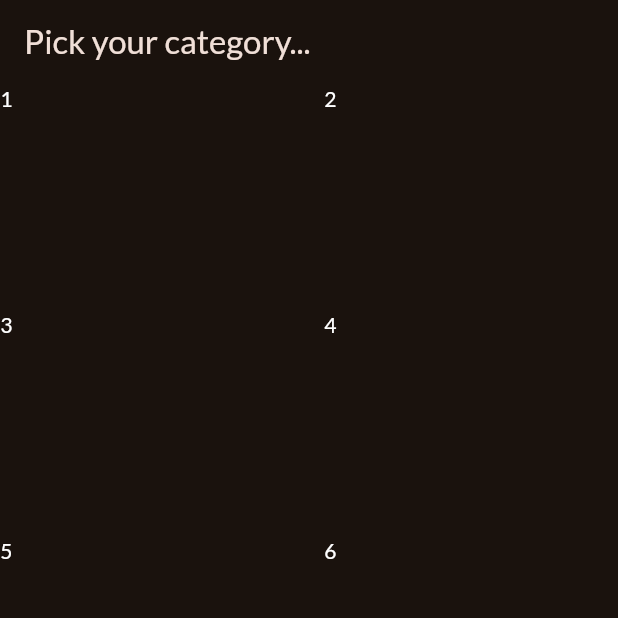
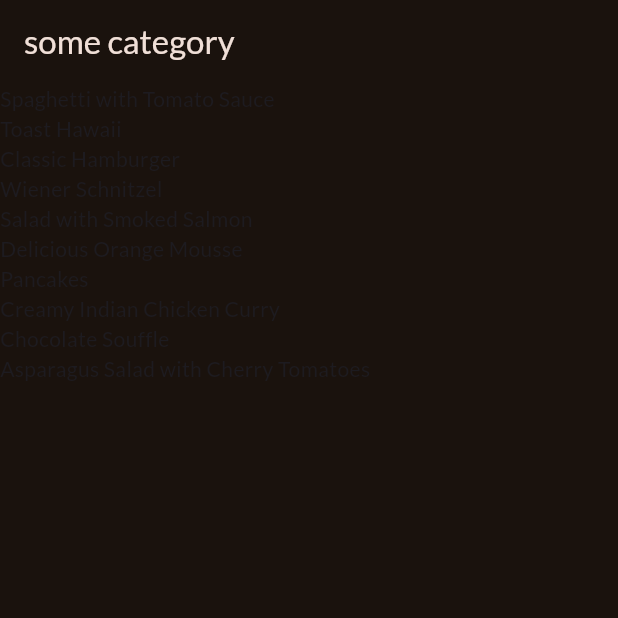
Before and after one commit to RizwanSiddiqui021/Flutter_and_Dart_Udemy, a Flutter app: the screen it shows after launch, on a phone screen of 412 x 824 dp, the top half of it. Run offline on Flutter 3.47's test engine with Material 3 defaults, Android fonts, the phone set to English and light mode, and no system bars; our stand-ins replace google_fonts.

Commit message:
worked on meals app

```diff
--- /dev/null
+++ b/meals_app/lib/data/dummy_data.dart
@@ -0,0 +1,345 @@
+import 'package:flutter/material.dart';
+
+import 'package:meals_app/models/category.dart';
+import 'package:meals_app/models/meal.dart';
+
+const availableCategories = [
+  Category(id: 'c1', title: 'Italian', color: Colors.purple),
+  Category(id: 'c2', title: 'Quick & Easy', color: Colors.red),
+  Category(id: 'c3', title: 'Hamburgers', color: Colors.orange),
+  Category(id: 'c4', title: 'German', color: Colors.amber),
+  Category(id: 'c5', title: 'Light & Lovely', color: Colors.blue),
+  Category(id: 'c6', title: 'Exotic', color: Colors.green),
+  Category(id: 'c7', title: 'Breakfast', color: Colors.lightBlue),
+  Category(id: 'c8', title: 'Asian', color: Colors.lightGreen),
+  Category(id: 'c9', title: 'French', color: Colors.pink),
+  Category(id: 'c10', title: 'Summer', color: Colors.teal),
+];
+
+const dummyMeals = [
+  Meal(
+    id: 'm1',
+    categories: ['c1', 'c2'],
+    title: 'Spaghetti with Tomato Sauce',
+    affordability: Affordability.affordable,
+    complexity: Complexity.simple,
+    imageUrl:
+        'https://upload.wikimedia.org/wikipedia/commons/thumb/2/20/Spaghetti_Bolognese_mit_Parmesan_oder_Grana_Padano.jpg/800px-Spaghetti_Bolognese_mit_Parmesan_oder_Grana_Padano.jpg',
+    duration: 20,
+    ingredients: [
+      '4 Tomatoes',
+      '1 Tablespoon of Olive Oil',
+      '1 Onion',
+      '250g Spaghetti',
+      'Spices',
+      'Cheese (optional)',
+    ],
+    steps: [
+      'Cut the tomatoes and the onion into small pieces.',
+      'Boil some water - add salt to it once it boils.',
+      'Put the spaghetti into the boiling water - they should be done in about 10 to 12 minutes.',
+      'In the meantime, heaten up some olive oil and add the cut onion.',
+      'After 2 minutes, add the tomato pieces, salt, pepper and your other spices.',
+      'The sauce will be done once the spaghetti are.',
+      'Feel free to add some cheese on top of the finished dish.',
+    ],
+    isGlutenFree: false,
+    isVegan: true,
+    isVegetarian: true,
+    isLactoseFree: true,
+  ),
+  Meal(
+    id: 'm2',
+    categories: ['c2'],
+    title: 'Toast Hawaii',
+    affordability: Affordability.affordable,
+    complexity: Complexity.simple,
+    imageUrl:
+        'https://cdn.pixabay.com/photo/2018/07/11/21/51/toast-3532016_1280.jpg',
+    duration: 10,
+    ingredients: [
+      '1 Slice White Bread',
+      '1 Slice Ham',
+      '1 Slice Pineapple',
+      '1-2 Slices of Cheese',
+      'Butter',
+    ],
+    steps: [
+      'Butter one side of the white bread',
+      'Layer ham, the pineapple and cheese on the white bread',
+      'Bake the toast for round about 10 minutes in the oven at 200°C',
+    ],
+    isGlutenFree: false,
+    isVegan: false,
+    isVegetarian: false,
+    isLactoseFree: false,
+  ),
+  Meal(
+    id: 'm3',
+    categories: ['c2', 'c3'],
+    title: 'Classic Hamburger',
+    affordability: Affordability.pricey,
+    complexity: Complexity.simple,
+    imageUrl:
+        'https://cdn.pixabay.com/photo/2014/10/23/18/05/burger-500054_1280.jpg',
+    duration: 45,
+    ingredients: [
+      '300g Cattle Hack',
+      '1 Tomato',
+      '1 Cucumber',
+      '1 Onion',
+      'Ketchup',
+      '2 Burger Buns',
+    ],
+    steps: [
+      'Form 2 patties',
+      'Fry the patties for c. 4 minutes on each side',
+      'Quickly fry the buns for c. 1 minute on each side',
+      'Bruch buns with ketchup',
+      'Serve burger with tomato, cucumber and onion',
+    ],
+    isGlutenFree: false,
+    isVegan: false,
+    isVegetarian: false,
+    isLactoseFree: true,
+  ),
+  Meal(
+    id: 'm4',
+    categories: ['c4'],
+    title: 'Wiener Schnitzel',
+    affordability: Affordability.luxurious,
+    complexity: Complexity.challenging,
+    imageUrl:
+        'https://cdn.pixabay.com/photo/2018/03/31/19/29/schnitzel-3279045_1280.jpg',
+    duration: 60,
+    ingredients: [
+      '8 Veal Cutlets',
+      '4 Eggs',
+      '200g Bread Crumbs',
+      '100g Flour',
+      '300ml Butter',
+      '100g Vegetable Oil',
+      'Salt',
+      'Lemon Slices',
+    ],
+    steps: [
+      'Tenderize the veal to about 2–4mm, and salt on both sides.',
+      'On a flat plate, stir the eggs briefly with a fork.',
+      'Lightly coat the cutlets in flour then dip into the egg, and finally, coat in breadcrumbs.',
+      'Heat the butter and oil in a large pan (allow the fat to get very hot) and fry the schnitzels until golden brown on both sides.',
+      'Make sure to toss the pan regularly so that the schnitzels are surrounded by oil and the crumbing becomes ‘fluffy’.',
+      'Remove, and drain on kitchen paper. Fry the parsley in the remaining oil and drain.',
+      'Place the schnitzels on awarmed plate and serve garnishedwith parsley and slices of lemon.',
+    ],
+    isGlutenFree: false,
+    isVegan: false,
+    isVegetarian: false,
+    isLactoseFree: false,
+  ),
+  Meal(
+    id: 'm5',
+    categories: [
+      'c2'
+          'c5',
+      'c10',
+    ],
+    title: 'Salad with Smoked Salmon',
+    affordability: Affordability.luxurious,
+    complexity: Complexity.simple,
+    imageUrl:
+        'https://cdn.pixabay.com/photo/2016/10/25/13/29/smoked-salmon-salad-1768890_1280.jpg',
+    duration: 15,
+    ingredients: [
+      'Arugula',
+      'Lamb\'s Lettuce',
+      'Parsley',
+      'Fennel',
+      '200g Smoked Salmon',
+      'Mustard',
+      'Balsamic Vinegar',
+      'Olive Oil',
+      'Salt and Pepper',
+    ],
+    steps: [
+      'Wash and cut salad and herbs',
+      'Dice the salmon',
+      'Process mustard, vinegar and olive oil into a dessing',
+      'Prepare the salad',
+      'Add salmon cubes and dressing',
+    ],
+    isGlutenFree: true,
+    isVegan: false,
+    isVegetarian: true,
+    isLactoseFree: true,
+  ),
+  Meal(
+    id: 'm6',
+    categories: ['c6', 'c10'],
+    title: 'Delicious Orange Mousse',
+    affordability: Affordability.affordable,
+    complexity: Complexity.hard,
+    imageUrl:
+        'https://cdn.pixabay.com/photo/2017/05/01/05/18/pastry-2274750_1280.jpg',
+    duration: 240,
+    ingredients: [
+      '4 Sheets of Gelatine',
+      '150ml Orange Juice',
+      '80g Sugar',
+      '300g Yoghurt',
+      '200g Cream',
+      'Orange Peel',
+    ],
+    steps: [
+      'Dissolve gelatine in pot',
+      'Add orange juice and sugar',
+      'Take pot off the stove',
+      'Add 2 tablespoons of yoghurt',
+      'Stir gelatin under remaining yoghurt',
+      'Cool everything down in the refrigerator',
+      'Whip the cream and lift it under die orange mass',
+      'Cool down again for at least 4 hours',
+      'Serve with orange peel',
+    ],
+    isGlutenFree: true,
+    isVegan: false,
+    isVegetarian: true,
+    isLactoseFree: false,
+  ),
+  Meal(
+    id: 'm7',
+    categories: ['c7'],
+    title: 'Pancakes',
+    affordability: Affordability.affordable,
+    complexity: Complexity.simple,
+    imageUrl:
+        'https://cdn.pixabay.com/photo/2018/07/10/21/23/pancake-3529653_1280.jpg',
+    duration: 20,
+    ingredients: [
+      '1 1/2 Cups all-purpose Flour',
+      '3 1/2 Teaspoons Baking Powder',
+      '1 Teaspoon Salt',
+      '1 Tablespoon White Sugar',
+      '1 1/4 cups Milk',
+      '1 Egg',
+      '3 Tablespoons Butter, melted',
+    ],
+    steps: [
+      'In a large bowl, sift together the flour, baking powder, salt and sugar.',
+      'Make a well in the center and pour in the milk, egg and melted butter; mix until smooth.',
+      'Heat a lightly oiled griddle or frying pan over medium high heat.',
+      'Pour or scoop the batter onto the griddle, using approximately 1/4 cup for each pancake. Brown on both sides and serve hot.',
+    ],
+    isGlutenFree: true,
+    isVegan: false,
+    isVegetarian: true,
+    isLactoseFree: false,
+  ),
+  Meal(
+    id: 'm8',
+    categories: ['c8'],
+    title: 'Creamy Indian Chicken Curry',
+    affordability: Affordability.pricey,
+    complexity: Complexity.challenging,
+    imageUrl:
+        'https://cdn.pixabay.com/photo/2018/06/18/16/05/indian-food-3482749_1280.jpg',
+    duration: 35,
+    ingredients: [
+      '4 Chicken Breasts',
+      '1 Onion',
+      '2 Cloves of Garlic',
+      '1 Piece of Ginger',
+      '4 Tablespoons Almonds',
+      '1 Teaspoon Cayenne Pepper',
+      '500ml Coconut Milk',
+    ],
+    steps: [
+      'Slice and fry the chicken breast',
+      'Process onion, garlic and ginger into paste and sauté everything',
+      'Add spices and stir fry',
+      'Add chicken breast + 250ml of water and cook everything for 10 minutes',
+      'Add coconut milk',
+      'Serve with rice',
+    ],
+    isGlutenFree: true,
+    isVegan: false,
+    isVegetarian: false,
+    isLactoseFree: true,
+  ),
+  Meal(
+    id: 'm9',
+    categories: ['c9'],
+    title: 'Chocolate Souffle',
+    affordability: Affordability.affordable,
+    complexity: Complexity.hard,
+    imageUrl:
+        'https://cdn.pixabay.com/photo/2014/08/07/21/07/souffle-412785_1280.jpg',
+    duration: 45,
+    ingredients: [
+      '1 Teaspoon melted Butter',
+      '2 Tablespoons white Sugar',
+      '2 Ounces 70% dark Chocolate, broken into pieces',
+      '1 Tablespoon Butter',
+      '1 Tablespoon all-purpose Flour',
+      '4 1/3 tablespoons cold Milk',
+      '1 Pinch Salt',
+      '1 Pinch Cayenne Pepper',
+      '1 Large Egg Yolk',
+      '2 Large Egg Whites',
+      '1 Pinch Cream of Tartar',
+      '1 Tablespoon white Sugar',
+    ],
+    steps: [
+      'Preheat oven to 190°C. Line a rimmed baking sheet with parchment paper.',
+      'Brush bottom and sides of 2 ramekins lightly with 1 teaspoon melted butter; cover bottom and sides right up to the rim.',
+      'Add 1 tablespoon white sugar to ramekins. Rotate ramekins until sugar coats all surfaces.',
+      'Place chocolate pieces in a metal mixing bowl.',
+      'Place bowl over a pan of about 3 cups hot water over low heat.',
+      'Melt 1 tablespoon butter in a skillet over medium heat. Sprinkle in flour. Whisk until flour is incorporated into butter and mixture thickens.',
+      'Whisk in cold milk until mixture becomes smooth and thickens. Transfer mixture to bowl with melted chocolate.',
+      'Add salt and cayenne pepper. Mix together thoroughly. Add egg yolk and mix to combine.',
+      'Leave bowl above the hot (not simmering) water to keep chocolate warm while you whip the egg whites.',
+      'Place 2 egg whites in a mixing bowl; add cream of tartar. Whisk until mixture begins to thicken and a drizzle from the whisk stays on the surface about 1 second before disappearing into the mix.',
+      'Add 1/3 of sugar and whisk in. Whisk in a bit more sugar about 15 seconds.',
+      'whisk in the rest of the sugar. Continue whisking until mixture is about as thick as shaving cream and holds soft peaks, 3 to 5 minutes.',
+      'Transfer a little less than half of egg whites to chocolate.',
+      'Mix until egg whites are thoroughly incorporated into the chocolate.',
+      'Add the rest of the egg whites; gently fold into the chocolate with a spatula, lifting from the bottom and folding over.',
+      'Stop mixing after the egg white disappears. Divide mixture between 2 prepared ramekins. Place ramekins on prepared baking sheet.',
+      'Bake in preheated oven until scuffles are puffed and have risen above the top of the rims, 12 to 15 minutes.',
+    ],
+    isGlutenFree: true,
+    isVegan: false,
+    isVegetarian: true,
+    isLactoseFree: false,
+  ),
+  Meal(
+    id: 'm10',
+    categories: ['c2', 'c5', 'c10'],
+    title: 'Asparagus Salad with Cherry Tomatoes',
+    affordability: Affordability.luxurious,
+    complexity: Complexity.simple,
+    imageUrl:
+        'https://cdn.pixabay.com/photo/2018/04/09/18/26/asparagus-3304997_1280.jpg',
+    duration: 30,
+    ingredients: [
+      'White and Green Asparagus',
+      '30g Pine Nuts',
+      '300g Cherry Tomatoes',
+      'Salad',
+      'Salt, Pepper and Olive Oil',
+    ],
+    steps: [
+      'Wash, peel and cut the asparagus',
+      'Cook in salted water',
+      'Salt and pepper the asparagus',
+      'Roast the pine nuts',
+      'Halve the tomatoes',
+      'Mix with asparagus, salad and dressing',
+      'Serve with Baguette',
+    ],
+    isGlutenFree: true,
+    isVegan: true,
+    isVegetarian: true,
+    isLactoseFree: true,
+  ),
+];
--- a/meals_app/lib/main.dart
+++ b/meals_app/lib/main.dart
@@ -1,7 +1,7 @@
 import 'package:flutter/material.dart';
-
 import 'package:google_fonts/google_fonts.dart';
-import 'package:meals_app/categories.dart';
+import 'package:meals_app/data/dummy_data.dart';
+import 'package:meals_app/screens/meals.dart';
 
 final theme = ThemeData(
   useMaterial3: true,
@@ -21,6 +21,9 @@
 
   @override
   Widget build(BuildContext context) {
-    return MaterialApp(theme: theme, home: CategoriesScreen());
+    return MaterialApp(
+      theme: theme,
+      home: MealsScreen(title: 'some category', meals: dummyMeals),
+    );
   }
 }
--- /dev/null
+++ b/meals_app/lib/models/category.dart
@@ -0,0 +1,13 @@
+import 'package:flutter/material.dart';
+
+class Category {
+  const Category({
+    required this.id,
+    required this.title,
+    this.color = Colors.orange,
+  });
+
+  final String id;
+  final String title;
+  final Color color;
+}
--- /dev/null
+++ b/meals_app/lib/models/meal.dart
@@ -0,0 +1,35 @@
+enum Complexity { simple, challenging, hard }
+
+enum Affordability { affordable, pricey, luxurious }
+
+class Meal {
+  const Meal({
+    required this.id,
+    required this.categories,
+    required this.title,
+    required this.imageUrl,
+    required this.ingredients,
+    required this.steps,
+    required this.duration,
+    required this.complexity,
+    required this.affordability,
+    required this.isGlutenFree,
+    required this.isLactoseFree,
+    required this.isVegan,
+    required this.isVegetarian,
+  });
+
+  final String id;
+  final List<String> categories;
+  final String title;
+  final String imageUrl;
+  final List<String> ingredients;
+  final List<String> steps;
+  final int duration;
+  final Complexity complexity;
+  final Affordability affordability;
+  final bool isGlutenFree;
+  final bool isLactoseFree;
+  final bool isVegan;
+  final bool isVegetarian;
+}
--- a/meals_app/lib/categories.dart
+++ b/meals_app/lib/screens/categories.dart
@@ -1,4 +1,6 @@
 import 'package:flutter/material.dart';
+import 'package:meals_app/data/dummy_data.dart';
+import 'package:meals_app/widgets/category_grid_item.dart';
 
 class CategoriesScreen extends StatelessWidget {
   const CategoriesScreen({super.key});
@@ -8,6 +10,7 @@
     return Scaffold(
       appBar: AppBar(title: Text("Pick your category...")),
       body: GridView(
+        padding: EdgeInsets.all(16),
         gridDelegate: SliverGridDelegateWithFixedCrossAxisCount(
           crossAxisCount: 2,
           childAspectRatio: 3 / 2,
@@ -15,12 +18,8 @@
           mainAxisSpacing: 20,
         ),
         children: [
-          Text("1", style: TextStyle(color: Colors.white)),
-          Text("2", style: TextStyle(color: Colors.white)),
-          Text("3", style: TextStyle(color: Colors.white)),
-          Text("4", style: TextStyle(color: Colors.white)),
-          Text("5", style: TextStyle(color: Colors.white)),
-          Text("6", style: TextStyle(color: Colors.white)),
+          for (final category in availableCategories)
+            CategoryGridItem(category: category),
         ],
       ),
     );
--- /dev/null
+++ b/meals_app/lib/screens/meals.dart
@@ -0,0 +1,40 @@
+import 'package:flutter/material.dart';
+import 'package:meals_app/models/meal.dart';
+
+class MealsScreen extends StatelessWidget {
+  const MealsScreen({super.key, required this.title, required this.meals});
+
+  final String title;
+  final List<Meal> meals;
+
+  @override
+  Widget build(BuildContext context) {
+    Widget content = Center(
+      child: Column(
+        mainAxisSize: MainAxisSize.min,
+        children: [
+          Text(
+            "Uh oh... Nothing's here!!",
+            style: TextStyle(color: Colors.white),
+          ),
+          const SizedBox(height: 16),
+          Text(
+            'Try selecting a different category!',
+            style: TextStyle(color: Colors.white70),
+          ),
+        ],
+      ),
+    );
+
+    if (meals.isNotEmpty) {
+      content = ListView.builder(
+        itemCount: meals.length,
+        itemBuilder: (ctx, index) => Text(meals[index].title),
+      );
+    }
+    return Scaffold(
+      appBar: AppBar(title: Text(title)),
+      body: content,
+    );
+  }
+}
--- /dev/null
+++ b/meals_app/lib/widgets/category_grid_item.dart
@@ -0,0 +1,40 @@
+import 'package:flutter/material.dart';
+
+import 'package:meals_app/models/category.dart';
+
+class CategoryGridItem extends StatelessWidget {
+  const CategoryGridItem({super.key, required this.category});
+
+  final Category category;
+
+  @override
+  Widget build(BuildContext context) {
+    return InkWell(
+      onTap: () {},
+
+      splashColor: Theme.of(context).primaryColor,
+      borderRadius: BorderRadius.circular(16),
+
+      child: Container(
+        padding: const EdgeInsets.all(16),
+        decoration: BoxDecoration(
+          borderRadius: BorderRadius.circular(16),
+          gradient: LinearGradient(
+            colors: [
+              category.color.withOpacity(0.5),
+              category.color.withOpacity(0.9),
+            ],
+            begin: AlignmentGeometry.topLeft,
+            end: AlignmentGeometry.bottomRight,
+          ),
+        ),
+        child: Text(
+          category.title,
+          style: Theme.of(context).textTheme.titleLarge!.copyWith(
+            color: Theme.of(context).colorScheme.onBackground,
+          ),
+        ),
+      ),
+    );
+  }
+}
```
